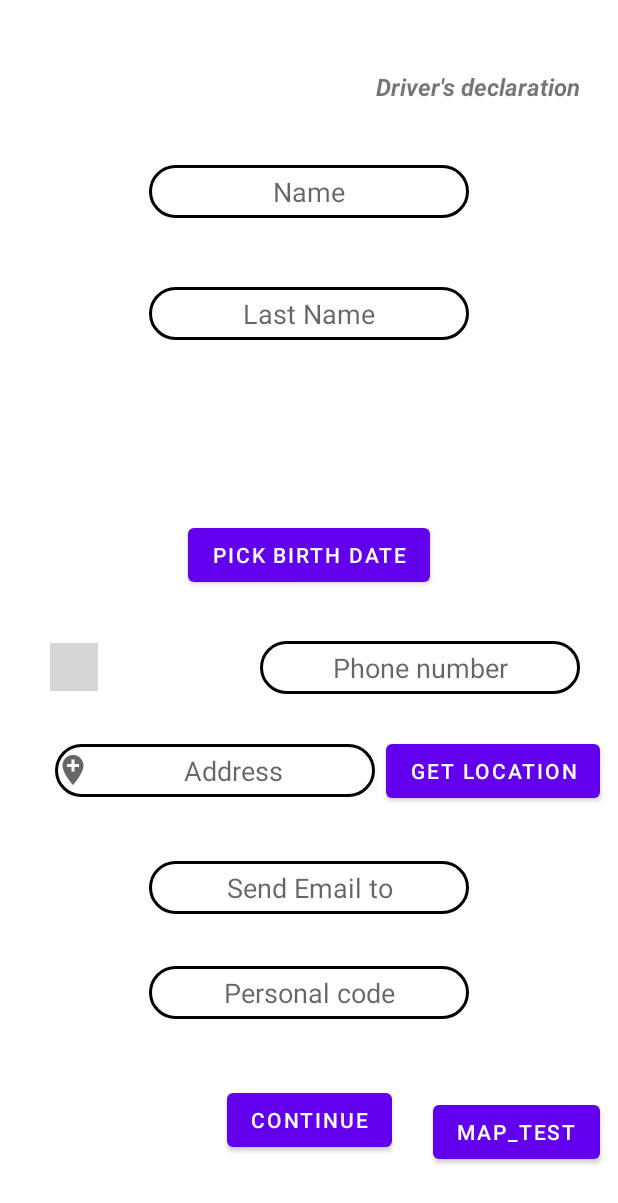
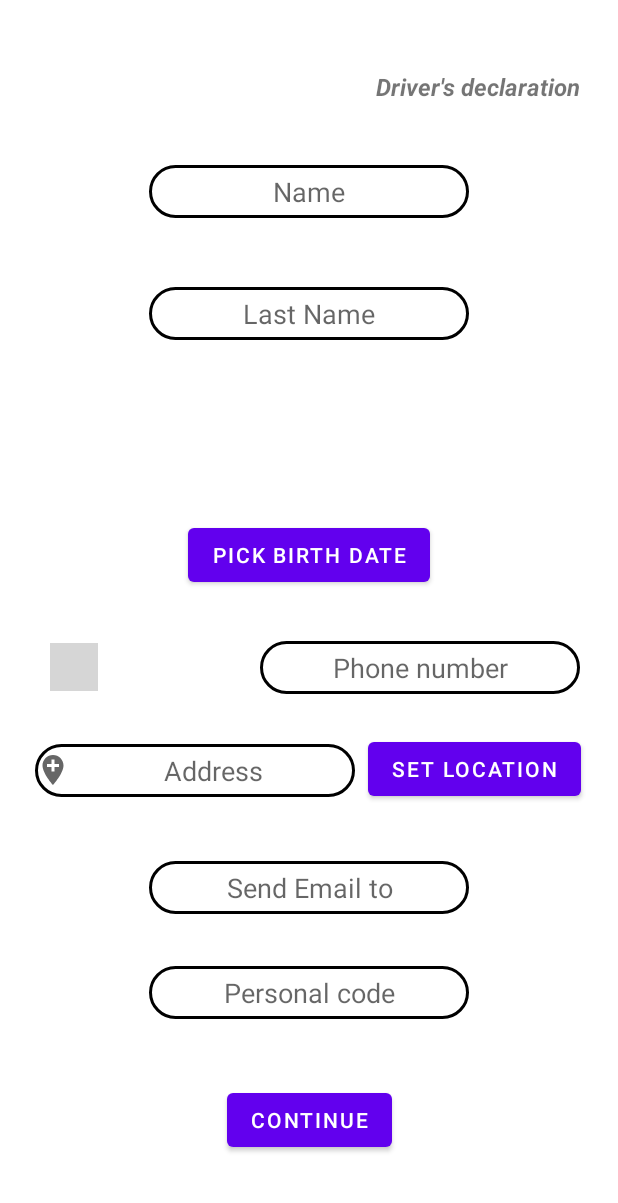
Before and after one commit to bennyrltu/KTUKrash, an Android app: the FirstPersonData screen opened directly, with no data from a screen before it, on a phone screen of 412 x 824 dp. Shown: the top 1203 px of the screen. Run offline under Robolectric (Android 15) with nearby library versions, the phone set to English and light mode, and no system bars; our stand-ins replace Firebase (no records; nobody signed in at launch, a user with empty details on screens opened directly); libraries missing offline, so code that uses them is left out: com.hbb20; plain views replace CountryCodePicker; 1 statement that could not run was skipped; grey boxes are pictures that could not be loaded.

Commit message:
Improved map

```diff
--- a/app/src/main/res/layout/activity_first_person_data.xml
+++ b/app/src/main/res/layout/activity_first_person_data.xml
@@ -98,14 +98,14 @@
         android:layout_marginBottom="10dp"
         android:autofillHints="postalAddress"
 
+        android:background="@drawable/edit_round"
         android:drawableLeft="@drawable/ic_location"
         android:ems="10"
+        android:gravity="center"
         android:hint="Address"
         android:inputType="textPersonName"
-        android:background="@drawable/edit_round"
-        android:gravity="center"
         app:layout_constraintBottom_toTopOf="@+id/editTextTextEmailAddress"
-        app:layout_constraintHorizontal_bias="0.184"
+        app:layout_constraintHorizontal_bias="0.119"
         app:layout_constraintLeft_toLeftOf="parent"
         app:layout_constraintRight_toRightOf="parent"
         app:layout_constraintTop_toBottomOf="@+id/FirstPersonPhoneNumber" />
@@ -216,31 +216,17 @@
         tools:ignore="MissingConstraints" />
 
     <Button
-        android:id="@+id/buttonLocation"
+        android:id="@+id/map"
         android:layout_width="wrap_content"
         android:layout_height="wrap_content"
-        android:layout_marginStart="25dp"
-        android:layout_marginTop="23dp"
-        android:layout_marginEnd="30dp"
-        android:layout_marginBottom="32dp"
-        android:text="Get Location"
+        android:layout_marginStart="10dp"
+        android:layout_marginTop="22dp"
+        android:layout_marginEnd="26dp"
+        android:layout_marginBottom="33dp"
+        android:text="Set location"
         app:layout_constraintBottom_toTopOf="@+id/editTextTextEmailAddress"
         app:layout_constraintEnd_toEndOf="parent"
         app:layout_constraintStart_toEndOf="@+id/addressField"
         app:layout_constraintTop_toBottomOf="@+id/FirstPersonPhoneNumber" />
 
-    <Button
-        android:id="@+id/map"
-        android:layout_width="wrap_content"
-        android:layout_height="wrap_content"
-        android:layout_marginStart="26dp"
-        android:layout_marginTop="47dp"
-        android:layout_marginEnd="11dp"
-        android:layout_marginBottom="42dp"
-        android:text="Map_test"
-        app:layout_constraintBottom_toBottomOf="parent"
-        app:layout_constraintEnd_toEndOf="parent"
-        app:layout_constraintStart_toEndOf="@+id/button2"
-        app:layout_constraintTop_toBottomOf="@+id/editTextNumber" />
-
 </androidx.constraintlayout.widget.ConstraintLayout>
```
Also changed, not shown: app/src/main/java/edu/ktu/ktukrash/FirstPersonData.java (+19 -36 lines), app/src/main/java/edu/ktu/ktukrash/MapsActivity.java (+42 -2 lines), app/src/main/res/layout/activity_maps.xml (+25 -7 lines).
